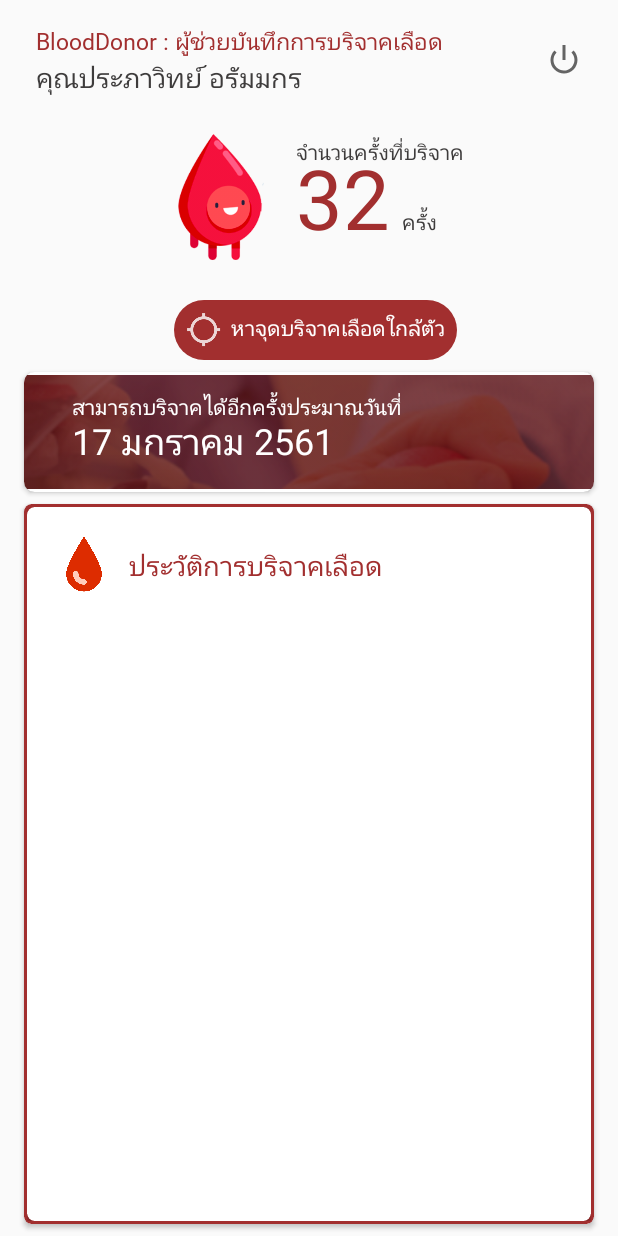
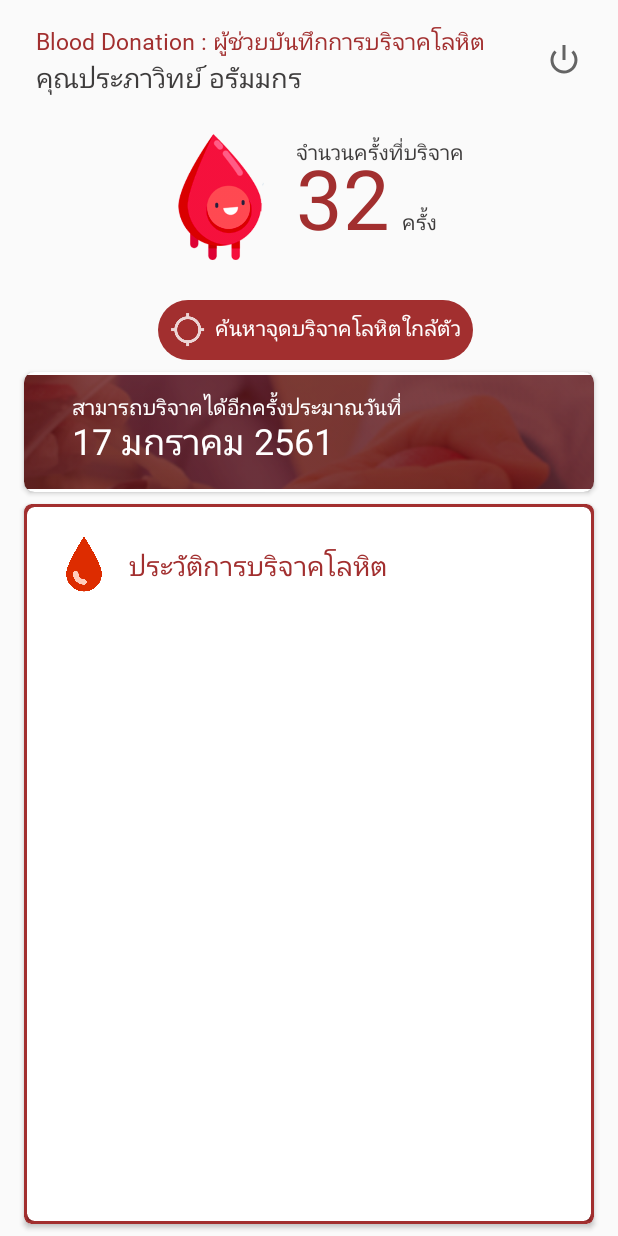
Before and after one commit to Skydddoogg/Blood-Donation-Process-Assistance-System, an Android app: the fragment HistoryFragment shown on its own in the app's theme, on a phone screen of 412 x 824 dp. Run offline under Robolectric (Android 15) with nearby library versions, the phone set to English and light mode, and no system bars; our stand-ins replace Firebase (no records; nobody signed in at launch, a user with empty details on screens opened directly); libraries missing offline, so code that uses them is left out: dmax.dialog; Roboto replaces fonts that are not available here; 1 statement that could not run was skipped.

Commit message:
Edit words on pages

```diff
--- a/MoblieApplication/BloodDonorFrontend/app/src/main/res/layout/fragment_mainpage.xml
+++ b/MoblieApplication/BloodDonorFrontend/app/src/main/res/layout/fragment_mainpage.xml
@@ -13,7 +13,7 @@
         android:layout_marginStart="24dp"
         android:layout_marginLeft="24dp"
         android:layout_marginTop="16dp"
-        android:text="BloodDonor : ผู้ช่วยบันทึกการบริจาคเลือด"
+        android:text="Blood Donation : ผู้ช่วยบันทึกการบริจาคโลหิต"
         android:textColor="@color/colorAccent"
         android:textSize="15sp"
         app:fontFamily="@font/prompt_light"
@@ -209,7 +209,7 @@
                     android:layout_height="wrap_content"
                     android:layout_marginStart="8dp"
                     android:layout_marginLeft="8dp"
-                    android:text="ประวัติการบริจาคเลือด"
+                    android:text="ประวัติการบริจาคโลหิต"
                     android:textColor="@color/colorAccent"
                     android:textSize="18sp"
                     app:fontFamily="@font/prompt_medium"
@@ -261,7 +261,7 @@
         android:drawableLeft="@drawable/ic_gps_search"
         android:drawablePadding="6dp"
         android:padding="8dp"
-        android:text="หาจุดบริจาคเลือดใกล้ตัว"
+        android:text="ค้นหาจุดบริจาคโลหิตใกล้ตัว"
         android:textColor="#fff"
         app:layout_constraintEnd_toEndOf="parent"
         app:layout_constraintStart_toStartOf="parent"
```
